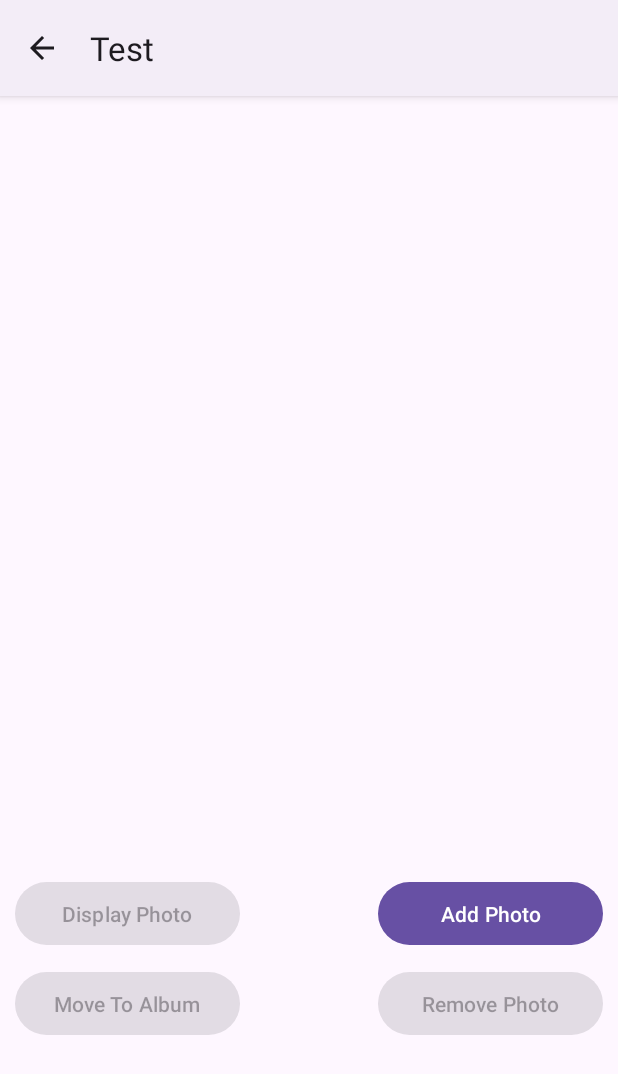
After one commit to GiioRL/Android-45, an Android app: the AlbumActivity screen opened directly, with no data from a screen before it, on a phone screen of 412 x 824 dp. The commit adds this screen. Shown: the top 1074 px of the screen. Run offline under Robolectric (Android 15) with nearby library versions, the phone set to English and light mode, and no system bars.

Commit message:
Album Activity

```diff
--- a/app/src/main/AndroidManifest.xml
+++ b/app/src/main/AndroidManifest.xml
@@ -12,6 +12,9 @@
         android:supportsRtl="true"
         android:theme="@style/Theme.Android45">
         <activity
+            android:name=".AlbumActivity"
+            android:exported="false" />
+        <activity
             android:name=".MainActivity"
             android:exported="true">
             <intent-filter>
--- /dev/null
+++ b/app/src/main/java/com/example/android_45/AlbumActivity.java
@@ -0,0 +1,82 @@
+package com.example.android_45;
+
+import android.os.Bundle;
+import android.util.Log;
+import android.view.View;
+import android.widget.Button;
+import android.widget.LinearLayout;
+
+import androidx.activity.EdgeToEdge;
+import androidx.appcompat.app.AppCompatActivity;
+import androidx.core.graphics.Insets;
+import androidx.core.view.ViewCompat;
+import androidx.core.view.WindowInsetsCompat;
+
+public class AlbumActivity extends AppCompatActivity {
+
+    private LinearLayout photoScrollContainer;
+
+    private Button displayPhotoButon, addPhotoButon, movePhotoButon, removePhotoButon;
+
+    private Album album;
+    private View curSelected = null;
+
+    @Override
+    protected void onCreate(Bundle savedInstanceState) {
+        super.onCreate(savedInstanceState);
+        EdgeToEdge.enable(this);
+        setContentView(R.layout.activity_album);
+        ViewCompat.setOnApplyWindowInsetsListener(findViewById(R.id.main), (v, insets) -> {
+            Insets systemBars = insets.getInsets(WindowInsetsCompat.Type.systemBars());
+            v.setPadding(systemBars.left, systemBars.top, systemBars.right, systemBars.bottom);
+            return insets;
+        });
+
+        // Match XML elements to Java objects
+        photoScrollContainer = findViewById(R.id.photoScrollContainer);
+
+        displayPhotoButon = findViewById(R.id.displayPhotoButon);
+        addPhotoButon = findViewById(R.id.addPhotoButon);
+        movePhotoButon = findViewById(R.id.movePhotoButon);
+        removePhotoButon = findViewById(R.id.removePhotoButon);
+
+        // Set onClick Listeners
+        displayPhotoButon.setOnClickListener(view -> displayPhoto());
+        addPhotoButon.setOnClickListener(view -> addPhoto());
+        movePhotoButon.setOnClickListener(view -> movePhoto());
+        removePhotoButon.setOnClickListener(view -> removePhoto());
+
+        // Disable buttons
+        displayPhotoButon.setEnabled(false);
+        movePhotoButon.setEnabled(false);
+        removePhotoButon.setEnabled(false);
+
+        // Action bar
+        if (getSupportActionBar() != null) {
+            getSupportActionBar().setTitle("Test");
+            getSupportActionBar().setDisplayHomeAsUpEnabled(true);
+        }
+    }
+
+    private void addPhoto() {
+
+    }
+
+    private void displayPhoto() {
+
+    }
+
+    private void movePhoto() {
+
+    }
+
+    private void removePhoto() {
+
+    }
+
+    @Override
+    public boolean onSupportNavigateUp() {
+        finish();
+        return true;
+    }
+}
--- a/app/src/main/java/com/example/android_45/MainActivity.java
+++ b/app/src/main/java/com/example/android_45/MainActivity.java
@@ -1,6 +1,9 @@
 package com.example.android_45;
 
+import android.content.Intent;
 import android.os.Bundle;
+import android.util.Log;
+import android.view.Menu;
 import android.view.View;
 import android.widget.ArrayAdapter;
 import android.widget.Button;
@@ -114,7 +117,9 @@ public class MainActivity extends AppCompatActivity {
     }
 
     private void openAlbum(Album album, boolean notTemporary) {
-
+        Intent intent = new Intent(this, AlbumActivity.class);
+        intent.putExtra("Album", album);
+        startActivity(intent);
     }
 
     // Listener for create album button
--- /dev/null
+++ b/app/src/main/res/layout/activity_album.xml
@@ -0,0 +1,68 @@
+<?xml version="1.0" encoding="utf-8"?>
+<androidx.constraintlayout.widget.ConstraintLayout xmlns:android="http://schemas.android.com/apk/res/android"
+    xmlns:app="http://schemas.android.com/apk/res-auto"
+    xmlns:tools="http://schemas.android.com/tools"
+    android:id="@+id/main"
+    android:layout_width="match_parent"
+    android:layout_height="match_parent"
+    tools:context=".AlbumActivity">
+
+    <ScrollView
+        android:id="@+id/photoScroll"
+        android:layout_width="match_parent"
+        android:layout_height="500dp"
+        app:layout_constraintTop_toTopOf="parent"
+        app:layout_constraintStart_toStartOf="parent"
+        app:layout_constraintEnd_toEndOf="parent"
+        android:layout_marginTop="10dp"
+        android:layout_marginStart="10dp"
+        android:layout_marginEnd="10dp">
+
+        <LinearLayout
+            android:id="@+id/photoScrollContainer"
+            android:layout_width="match_parent"
+            android:layout_height="wrap_content"
+            android:orientation="vertical">
+        </LinearLayout>
+    </ScrollView>
+
+    <Button
+        android:id="@+id/displayPhotoButon"
+        android:text="Display Photo"
+        android:layout_width="150dp"
+        android:layout_height="50dp"
+        app:layout_constraintTop_toBottomOf="@id/photoScroll"
+        app:layout_constraintStart_toStartOf="parent"
+        android:layout_marginStart="10dp"
+        android:layout_marginTop="10dp">
+    </Button>
+
+    <Button
+        android:id="@+id/addPhotoButon"
+        android:text="Add Photo"
+        android:layout_width="150dp"
+        android:layout_height="50dp"
+        app:layout_constraintTop_toTopOf="@id/displayPhotoButon"
+        app:layout_constraintEnd_toEndOf="parent"
+        android:layout_marginEnd="10dp">
+    </Button>
+
+    <Button
+        android:id="@+id/movePhotoButon"
+        android:text="Move To Album"
+        android:layout_width="150dp"
+        android:layout_height="50dp"
+        app:layout_constraintTop_toBottomOf="@id/displayPhotoButon"
+        app:layout_constraintStart_toStartOf="@id/displayPhotoButon"
+        android:layout_marginTop="10dp">
+    </Button>
+
+    <Button
+        android:id="@+id/removePhotoButon"
+        android:text="Remove Photo"
+        android:layout_width="150dp"
+        android:layout_height="50dp"
+        app:layout_constraintTop_toTopOf="@id/movePhotoButon"
+        app:layout_constraintEnd_toEndOf="@id/addPhotoButon">
+    </Button>
+</androidx.constraintlayout.widget.ConstraintLayout>
--- a/app/src/main/res/layout/photo_thumbnail.xml
+++ b/app/src/main/res/layout/photo_thumbnail.xml
@@ -2,16 +2,16 @@
 <LinearLayout xmlns:android="http://schemas.android.com/apk/res/android"
     xmlns:app="http://schemas.android.com/apk/res-auto"
     xmlns:tools="http://schemas.android.com/tools"
-    android:layout_width="200dp"
-    android:layout_height="200dp"
+    android:layout_width="125dp"
+    android:layout_height="125dp"
     android:orientation="vertical"
     android:gravity="center_horizontal">
 
 
     <ImageView
         android:id="@+id/imageView2"
-        android:layout_width="175dp"
-        android:layout_height="175dp"
+        android:layout_width="100dp"
+        android:layout_height="100dp"
         tools:srcCompat="@tools:sample/backgrounds/scenic">
     </ImageView>
 
@@ -19,7 +19,7 @@
         android:id="@+id/captionLabel"
         android:text="Caption"
         android:layout_width="match_parent"
-        android:layout_height="30dp"
+        android:layout_height="25dp"
         android:gravity="center">
     </TextView>
 
--- a/app/src/main/res/values/themes.xml
+++ b/app/src/main/res/values/themes.xml
@@ -1,6 +1,6 @@
 <resources xmlns:tools="http://schemas.android.com/tools">
     <!-- Base application theme. -->
-    <style name="Base.Theme.Android45" parent="Theme.Material3.DayNight.NoActionBar">
+    <style name="Base.Theme.Android45" parent="Theme.Material3.DayNight">
         <!-- Customize your light theme here. -->
         <!-- <item name="colorPrimary">@color/my_light_primary</item> -->
     </style>
```
